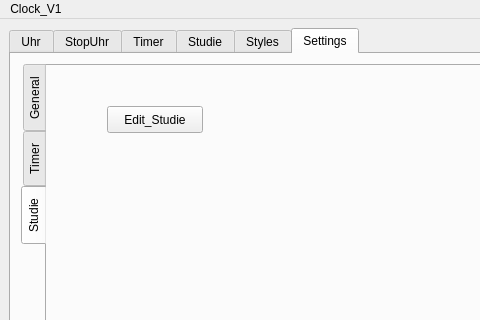
This is Clock_v1/mainwindow.ui in Nomis207/Clock_v1 as Qt 5 draws it before an edit; both pictures show x 0 to 480 and y 0 to 320 of the 811 by 500 pixel window. The edited form follows.
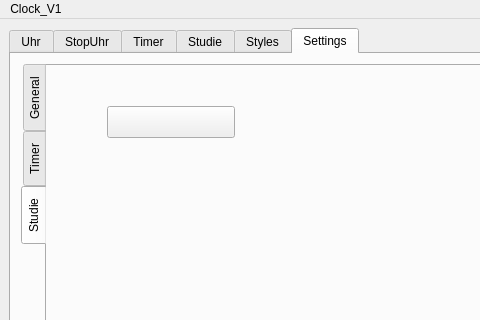
This is the edited form. The open tabs and pages were chosen to show the change. Icons and pictures are not drawn. Custom widgets are drawn as their Qt base class.

The edit to the form file:
```diff
--- a/Clock_v1/mainwindow.ui
+++ b/Clock_v1/mainwindow.ui
@@ -1263,12 +1263,27 @@
            <rect>
             <x>60</x>
             <y>40</y>
-            <width>96</width>
-            <height>27</height>
+            <width>128</width>
+            <height>32</height>
            </rect>
           </property>
+          <property name="minimumSize">
+           <size>
+            <width>128</width>
+            <height>32</height>
+           </size>
+          </property>
+          <property name="maximumSize">
+           <size>
+            <width>128</width>
+            <height>32</height>
+           </size>
+          </property>
+          <property name="styleSheet">
+           <string notr="true">border-image: url(:/themes/classic/Themes/classic/edit.png);</string>
+          </property>
           <property name="text">
-           <string>Edit_Studie</string>
+           <string/>
           </property>
          </widget>
         </widget>
```
Left out of the diff: 2 changed lines with no effect on the pictures.
